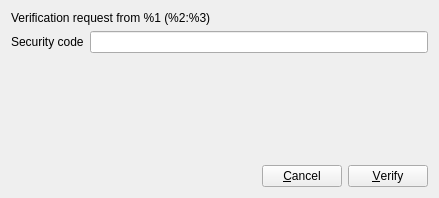
The window that haveclip-desktop/src/SecurityCodePrompt.ui (aither64/haveclip-desktop) describes before a commit, drawn with Qt 5.
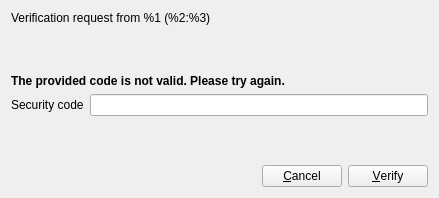
The same window after the commit.

Commit message: Security code prompt: report connection errors and invalid code

```diff
--- a/haveclip-desktop/src/SecurityCodePrompt.ui
+++ b/haveclip-desktop/src/SecurityCodePrompt.ui
@@ -25,6 +25,26 @@
      </item>
     </layout>
    </item>
+   <item>
+    <spacer name="verticalSpacer_2">
+     <property name="orientation">
+      <enum>Qt::Vertical</enum>
+     </property>
+     <property name="sizeHint" stdset="0">
+      <size>
+       <width>20</width>
+       <height>40</height>
+      </size>
+     </property>
+    </spacer>
+   </item>
+   <item>
+    <widget class="QLabel" name="errorLabel">
+     <property name="text">
+      <string>&lt;b&gt;The provided code is not valid. Please try again.&lt;/b&gt;</string>
+     </property>
+    </widget>
+   </item>
    <item>
     <layout class="QHBoxLayout" name="horizontalLayout_2">
      <item>
```
The commit also changes 4 other files.
